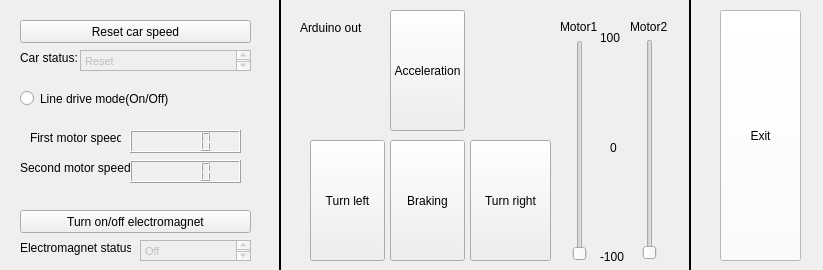
Above: interface/widget.ui from PeschanskyVlad/Ahnenerbe before the change. Below: the same form after it.
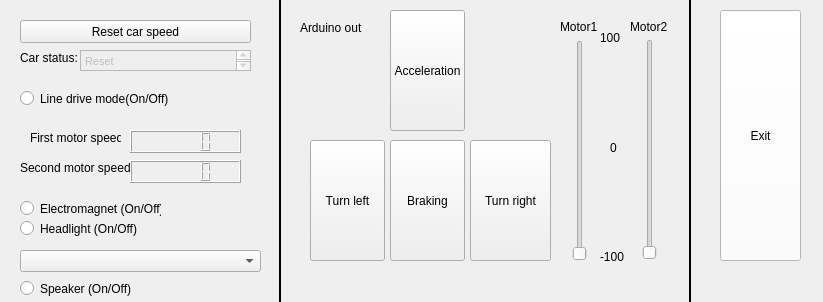
That is the form after the change.

The edit to the form file:
```diff
--- a/interface/widget.ui
+++ b/interface/widget.ui
@@ -7,7 +7,7 @@
     <x>0</x>
     <y>0</y>
     <width>823</width>
-    <height>270</height>
+    <height>302</height>
    </rect>
   </property>
   <property name="windowTitle">
@@ -152,55 +152,6 @@
     <string>Second motor speed:</string>
    </property>
   </widget>
-  <widget class="QLabel" name="label_5">
-   <property name="geometry">
-    <rect>
-     <x>20</x>
-     <y>240</y>
-     <width>111</width>
-     <height>16</height>
-    </rect>
-   </property>
-   <property name="text">
-    <string>Electromagnet status:</string>
-   </property>
-  </widget>
-  <widget class="QTextEdit" name="textEdit_5">
-   <property name="enabled">
-    <bool>false</bool>
-   </property>
-   <property name="geometry">
-    <rect>
-     <x>140</x>
-     <y>240</y>
-     <width>111</width>
-     <height>21</height>
-    </rect>
-   </property>
-   <property name="html">
-    <string>&lt;!DOCTYPE HTML PUBLIC &quot;-//W3C//DTD HTML 4.0//EN&quot; &quot;http://www.w3.org/TR/REC-html40/strict.dtd&quot;&gt;
-&lt;html&gt;&lt;head&gt;&lt;meta name=&quot;qrichtext&quot; content=&quot;1&quot; /&gt;&lt;style type=&quot;text/css&quot;&gt;
-p, li { white-space: pre-wrap; }
-&lt;/style&gt;&lt;/head&gt;&lt;body style=&quot; font-family:'MS Shell Dlg 2'; font-size:8.25pt; font-weight:400; font-style:normal;&quot;&gt;
-&lt;p style=&quot; margin-top:0px; margin-bottom:0px; margin-left:0px; margin-right:0px; -qt-block-indent:0; text-indent:0px;&quot;&gt;&lt;span style=&quot; font-size:8pt;&quot;&gt;Off&lt;/span&gt;&lt;/p&gt;&lt;/body&gt;&lt;/html&gt;</string>
-   </property>
-  </widget>
-  <widget class="QPushButton" name="pushButton_6">
-   <property name="geometry">
-    <rect>
-     <x>20</x>
-     <y>210</y>
-     <width>231</width>
-     <height>23</height>
-    </rect>
-   </property>
-   <property name="cursor">
-    <cursorShape>PointingHandCursor</cursorShape>
-   </property>
-   <property name="text">
-    <string>Turn on/off electromagnet</string>
-   </property>
-  </widget>
   <widget class="QSlider" name="verticalSlider">
    <property name="geometry">
     <rect>
@@ -282,7 +233,7 @@
      <x>270</x>
      <y>0</y>
      <width>20</width>
-     <height>271</height>
+     <height>311</height>
     </rect>
    </property>
    <property name="palette">
@@ -710,7 +661,7 @@
      <x>680</x>
      <y>-10</y>
      <width>20</width>
-     <height>291</height>
+     <height>321</height>
     </rect>
    </property>
    <property name="palette">
@@ -1660,6 +1611,55 @@
     <string/>
    </property>
   </widget>
+  <widget class="QRadioButton" name="radioButton_2">
+   <property name="geometry">
+    <rect>
+     <x>20</x>
+     <y>200</y>
+     <width>141</width>
+     <height>17</height>
+    </rect>
+   </property>
+   <property name="text">
+    <string>Electromagnet (On/Off)</string>
+   </property>
+  </widget>
+  <widget class="QRadioButton" name="radioButton_3">
+   <property name="geometry">
+    <rect>
+     <x>20</x>
+     <y>220</y>
+     <width>121</width>
+     <height>17</height>
+    </rect>
+   </property>
+   <property name="text">
+    <string>Headlight (On/Off)</string>
+   </property>
+  </widget>
+  <widget class="QComboBox" name="comboBox">
+   <property name="geometry">
+    <rect>
+     <x>20</x>
+     <y>250</y>
+     <width>241</width>
+     <height>22</height>
+    </rect>
+   </property>
+  </widget>
+  <widget class="QRadioButton" name="radioButton_4">
+   <property name="geometry">
+    <rect>
+     <x>20</x>
+     <y>280</y>
+     <width>131</width>
+     <height>17</height>
+    </rect>
+   </property>
+   <property name="text">
+    <string>Speaker (On/Off)</string>
+   </property>
+  </widget>
  </widget>
  <layoutdefault spacing="6" margin="11"/>
  <resources/>
```
